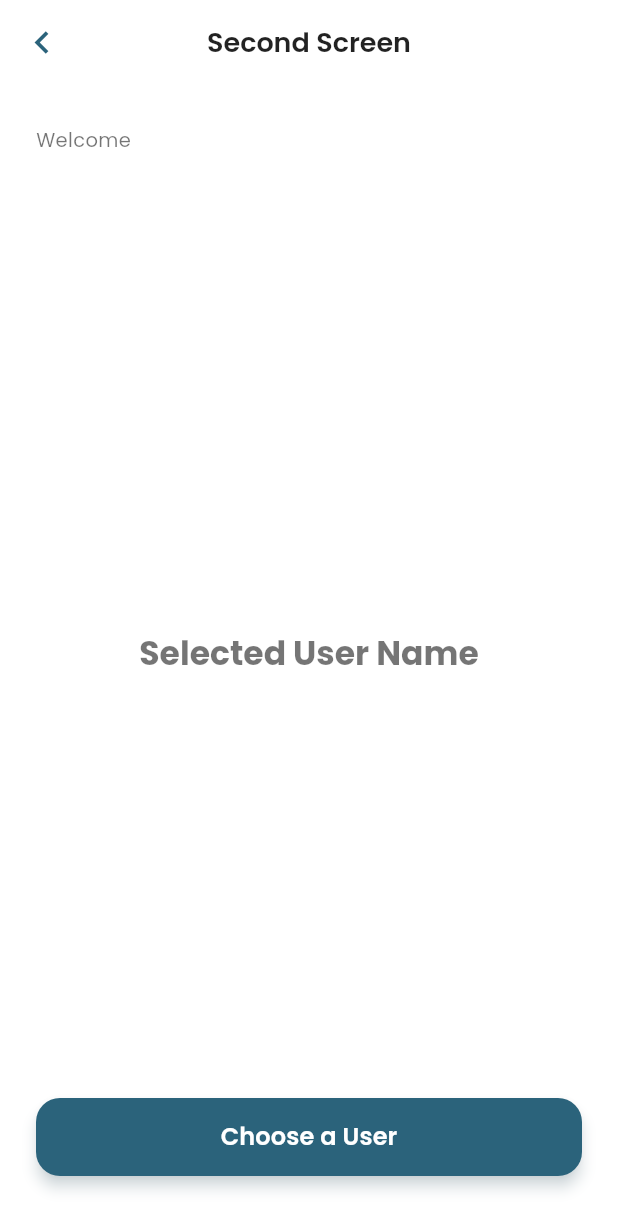
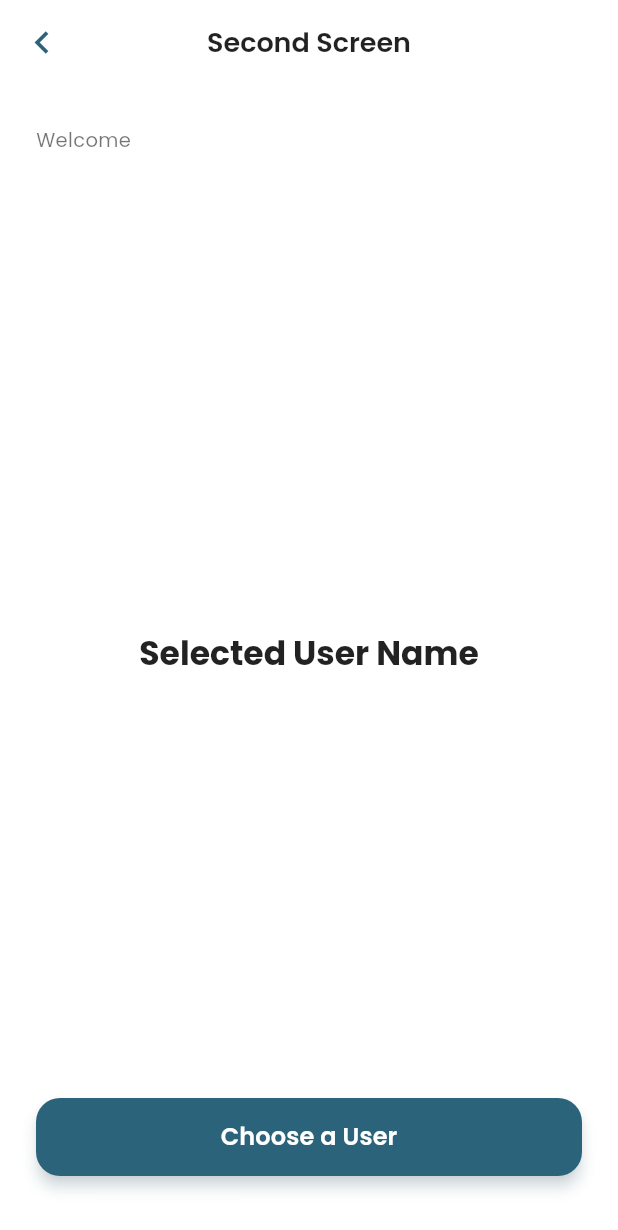
Before and after one commit to alicialisal/suitmedia_mobiledevtest, a Flutter app: the SecondScreen screen opened directly, on a phone screen of 412 x 824 dp. Shown: the top 1230 px of the screen. Run offline on Flutter 3.47's test engine with Material 3 defaults, Android fonts, the phone set to English and light mode, and no system bars; our stand-ins replace cached_network_image, google_fonts.

Commit message:
Update second_screen.dart

```diff
--- a/lib/screens/second_screen.dart
+++ b/lib/screens/second_screen.dart
@@ -1,6 +1,7 @@
 import 'package:flutter/material.dart';
 import 'package:google_fonts/google_fonts.dart';
 import 'package:provider/provider.dart';
+
 import '../providers/user_provider.dart';
 import 'third_screen.dart';
 
@@ -21,7 +22,6 @@ class SecondScreen extends StatelessWidget {
     final userProvider = context.watch<UserProvider>();
     final String userName = userProvider.userName;
     final String selectedUserName = userProvider.selectedUserName;
-    final bool hasSelectedUser = selectedUserName != 'Selected User Name';
 
     return Scaffold(
       backgroundColor: Colors.white,
@@ -74,9 +74,9 @@ class SecondScreen extends StatelessWidget {
               child: AnimatedDefaultTextStyle(
                 duration: const Duration(milliseconds: 300),
                 style: GoogleFonts.poppins(
-                  fontSize: hasSelectedUser ? 20 : 22,
+                  fontSize: 22,
                   fontWeight: FontWeight.w700,
-                  color: hasSelectedUser ? Colors.black87 : Colors.black54,
+                  color: Colors.black87,
                 ),
                 child: Text(
                   selectedUserName,
```
